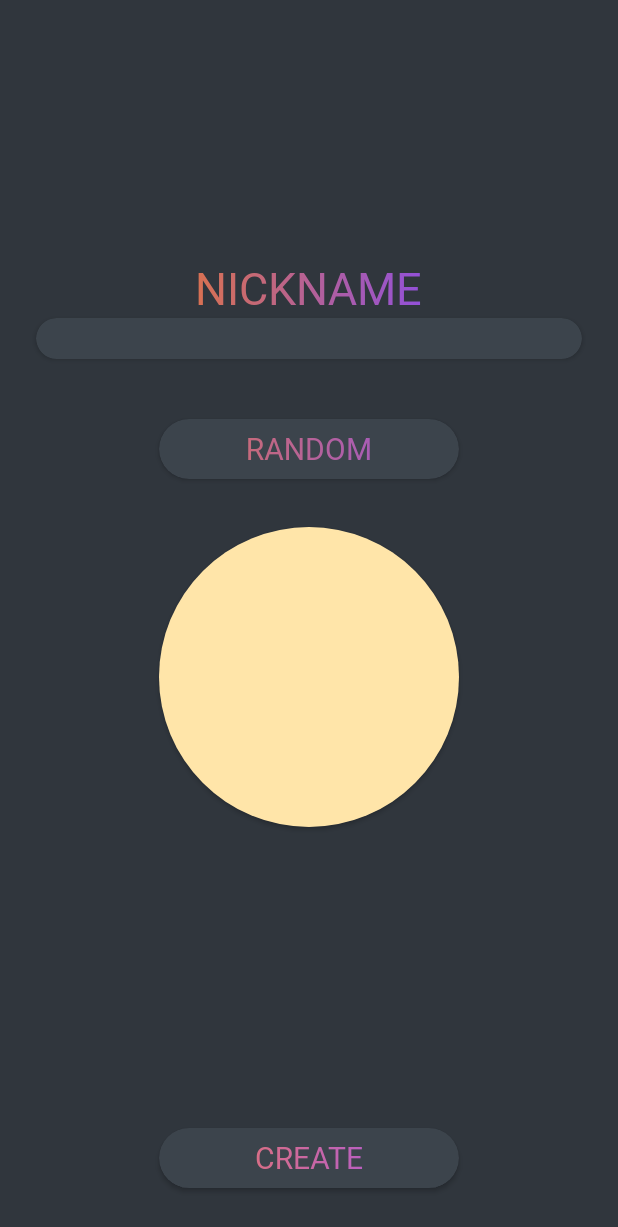
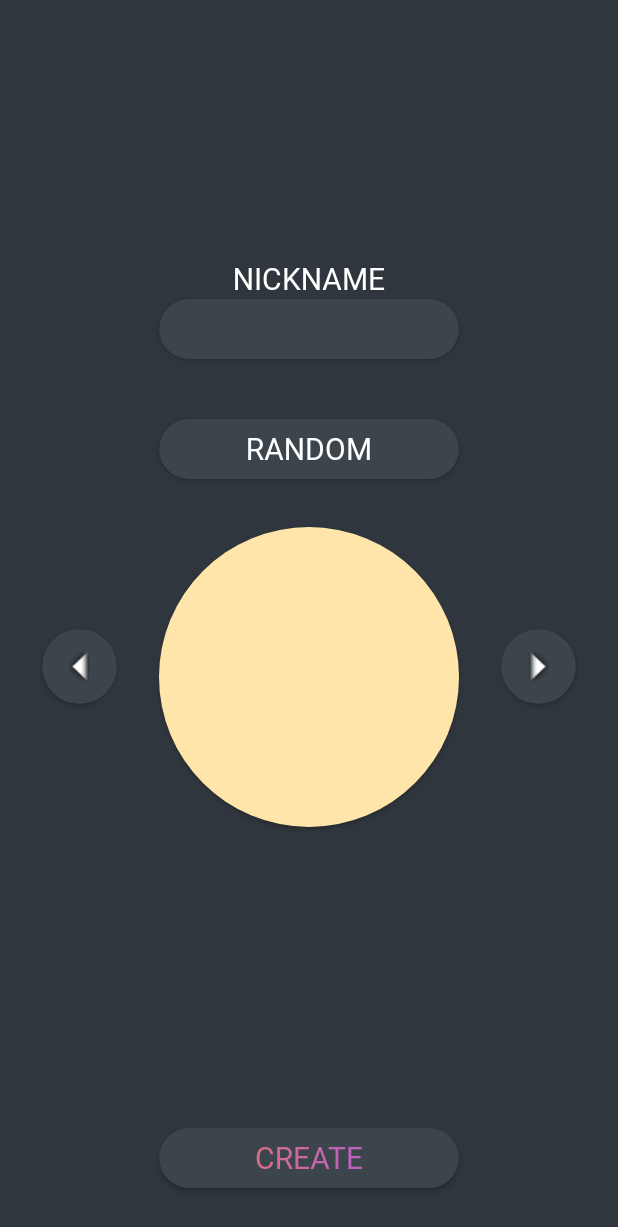
Before and after one commit to cmFodWx5YWRhdjEyMTA5/BattleOfMindsGame, an Android app: the layout fragment_creating_avatar.xml on its own in the app's theme, with its tools: preview values and no code run, on a phone screen of 412 x 824 dp. Shown: the top 1227 px of the screen. Run offline under Robolectric (Android 15) with nearby library versions, the phone set to English and light mode, and no system bars; Roboto replaces fonts that are not available here.

Commit message:
save 25 02 2020 (night)

```diff
--- a/app/build.gradle
+++ b/app/build.gradle
@@ -34,9 +34,6 @@ android {
         buildConfigField("String", "STORAGE_API_KEY", apiProperties['STORAGE_API_KEY'])
         buildConfigField("String", "STORAGE_BUCKET", apiProperties['STORAGE_BUCKET'])
         buildConfigField("String", "STORAGE_SERVICE", apiProperties['STORAGE_SERVICE'])
-        buildConfigField("String", "PREFIX_EYE", apiProperties['PREFIX_EYE'])
-        buildConfigField("String", "PREFIX_MOUTH", apiProperties['PREFIX_MOUTH'])
-        buildConfigField("String", "PREFIX_BODY", apiProperties['PREFIX_BODY'])
         buildConfigField("String", "PREFIX_ALL", apiProperties['PREFIX_ALL'])
         buildConfigField("String", "STORAGE_BASE_URL", apiProperties['STORAGE_BASE_URL'])
         buildConfigField("String", "PREFIX_MONSTER", apiProperties['PREFIX_MONSTER'])
--- a/app/src/main/res/layout/fragment_creating_avatar.xml
+++ b/app/src/main/res/layout/fragment_creating_avatar.xml
@@ -8,8 +8,8 @@
     <androidx.cardview.widget.CardView
         android:id="@+id/editNameText"
         style="@style/Card"
-        android:layout_width="match_parent"
-        android:layout_height="wrap_content"
+        android:layout_width="200dp"
+        android:layout_height="40dp"
         android:layout_marginStart="24dp"
         android:layout_marginEnd="24dp"
         android:layout_marginBottom="8dp"
@@ -66,6 +66,69 @@
     </androidx.cardview.widget.CardView>
 
     <androidx.cardview.widget.CardView
+        android:id="@+id/arrow_left"
+        style="@style/Card"
+        android:layout_width="50dp"
+        android:layout_height="50dp"
+        android:layout_marginTop="100dp"
+        android:foreground="?android:attr/selectableItemBackground"
+        app:cardCornerRadius="100dp"
+        app:cardPreventCornerOverlap="true"
+        app:layout_constraintEnd_toStartOf="@+id/avatar"
+        app:layout_constraintStart_toStartOf="parent"
+        app:layout_constraintTop_toBottomOf="@+id/random_button">
+
+        <FrameLayout
+            android:layout_width="match_parent"
+            android:layout_height="match_parent">
+
+            <ImageView
+                android:id="@+id/image_arrow_left"
+                android:layout_width="match_parent"
+                android:layout_height="match_parent"
+                android:layout_margin="15dp"
+                android:rotation="90"
+                android:scaleType="fitCenter"
+                app:srcCompat="@android:drawable/arrow_down_float"
+                tools:ignore="ContentDescription" />
+
+        </FrameLayout>
+
+    </androidx.cardview.widget.CardView>
+
+    <androidx.cardview.widget.CardView
+        android:id="@+id/arrow_right"
+        style="@style/Card"
+        android:layout_width="50dp"
+        android:layout_height="50dp"
+        android:layout_marginTop="100dp"
+        android:foreground="?android:attr/selectableItemBackground"
+        app:cardCornerRadius="100dp"
+        app:cardPreventCornerOverlap="true"
+        app:layout_constraintEnd_toEndOf="parent"
+        app:layout_constraintStart_toEndOf="@+id/avatar"
+        app:layout_constraintTop_toBottomOf="@+id/random_button">
+
+        <FrameLayout
+            android:layout_width="match_parent"
+            android:layout_height="match_parent">
+
+            <ImageView
+                android:id="@+id/image_arrow_right"
+                android:layout_width="match_parent"
+                android:layout_height="match_parent"
+                android:layout_margin="15dp"
+                android:rotation="-90"
+                android:scaleType="fitCenter"
+                app:srcCompat="@android:drawable/arrow_down_float"
+                tools:ignore="ContentDescription" />
+
+        </FrameLayout>
+
+    </androidx.cardview.widget.CardView>
+
+
+    <androidx.cardview.widget.CardView
         android:id="@+id/play_button"
         style="@style/Card"
         android:layout_width="200dp"
@@ -114,25 +177,27 @@
         app:layout_constraintStart_toStartOf="parent"
         app:layout_constraintTop_toTopOf="@+id/guideline">
 
-        <com.bonusgaming.battleofmindskotlin.custom_views.GradientText
+        <TextView
             android:layout_width="match_parent"
             android:layout_height="match_parent"
             android:layout_gravity="center"
             android:fontFamily="@font/modak"
             android:gravity="center"
+            android:textColor="@color/colorWhite"
             android:text="RANDOM"
             android:textSize="20sp" />
     </androidx.cardview.widget.CardView>
 
-    <com.bonusgaming.battleofmindskotlin.custom_views.GradientText
+    <TextView
         android:id="@+id/gradientText"
         android:layout_width="wrap_content"
         android:layout_height="wrap_content"
         android:layout_marginStart="32dp"
         android:layout_marginEnd="32dp"
         android:fontFamily="@font/modak"
+        android:textColor="@color/colorWhite"
         android:text="NICKNAME"
-        android:textSize="30sp"
+        android:textSize="20sp"
 
         app:layout_constraintBottom_toTopOf="@+id/editNameText"
         app:layout_constraintEnd_toEndOf="parent"
```
Also changed, not shown: app/src/main/java/com/bonusgaming/battleofmindskotlin/creating_avatar/CreatingAvatarFragment.kt (+16 -2 lines), app/src/main/java/com/bonusgaming/battleofmindskotlin/creating_avatar/CreatingAvatarModel.kt (+0 -11 lines), app/src/main/java/com/bonusgaming/battleofmindskotlin/creating_avatar/CreatingAvatarViewModel.kt (+26 -26 lines), app/src/main/java/com/bonusgaming/battleofmindskotlin/db/StickerDao.kt (+0 -9 lines).
